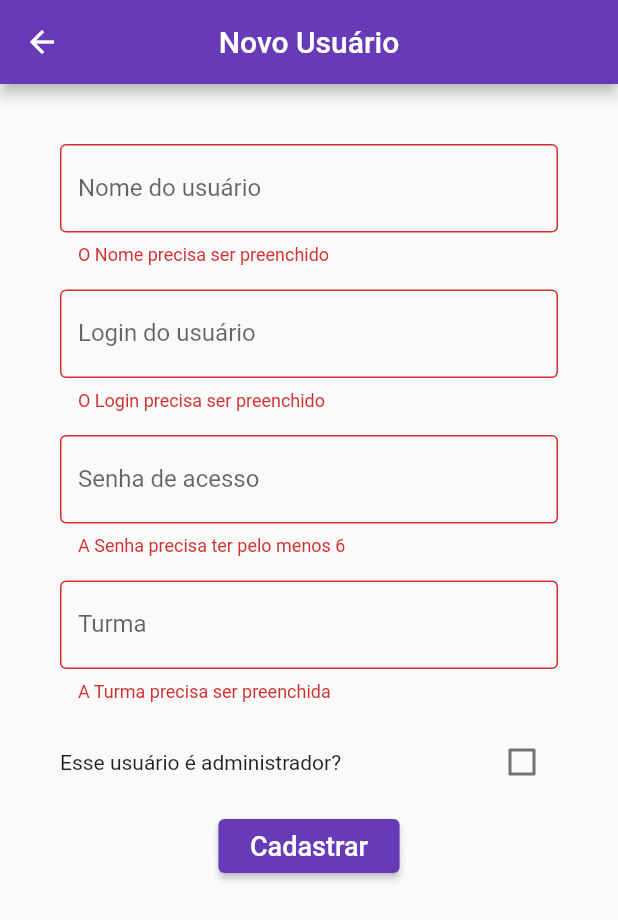
After one commit to CaioCesarLima/leitureca, a Flutter app: the AdminNewUserPage screen opened by its route, after a tap on "Cadastrar", on a phone screen of 412 x 824 dp. The commit adds this screen. Shown: the top 920 px of the screen. Run offline on Flutter 3.47's test engine with Material 2 defaults, Android fonts, the phone set to English and light mode, and no system bars; our stand-ins replace flutter_svg, get, parse_server_sdk; accounts and stored records are empty; Roboto replaces fonts that are missing (Georgia); key blocks and very long unbroken strings in the code were emptied for the run.

Commit message:
finalizado cadastro de usuário e de prodtos

```diff
--- a/lib/app/modules/admin/deposit/admin_deposit_controller.dart
+++ b/lib/app/modules/admin/deposit/admin_deposit_controller.dart
@@ -3,6 +3,7 @@ import 'package:get/get.dart';
 import 'package:leitureca/app/data/models/user_model.dart';
 import 'package:leitureca/app/data/services/deposit_service.dart';
 import 'package:leitureca/app/data/services/user_service.dart';
+import 'package:leitureca/app/modules/admin/users/admin_user_controller.dart';
 import 'package:parse_server_sdk/parse_server_sdk.dart';
 
 class AdminDepositController extends GetxController {
@@ -11,6 +12,7 @@ class AdminDepositController extends GetxController {
 
   GlobalKey<FormState> fomrKey = GlobalKey<FormState>();
   TextEditingController valorDeposito = TextEditingController();
+  AdminUserController adminUserController = Get.find<AdminUserController>();
 
 AdminDepositController();
   RxBool isLoading = false.obs;
--- /dev/null
+++ b/lib/app/modules/admin/products/new_products/admin_new_products_bindings.dart
@@ -0,0 +1,9 @@
+import 'package:get/get.dart';
+import 'package:leitureca/app/modules/admin/products/new_products/admin_new_products_controller.dart';
+
+class AdminNewProductsBinding implements Bindings {
+@override
+void dependencies() {
+  Get.lazyPut<AdminNewProductsController>(() => AdminNewProductsController());
+  }
+}
--- /dev/null
+++ b/lib/app/modules/admin/users/newUser/admin_newUSer_bindings.dart
@@ -0,0 +1,9 @@
+import 'package:get/get.dart';
+import 'package:leitureca/app/modules/admin/users/newUser/admin_newUser_controller.dart';
+
+class AdminNewUserBinding implements Bindings {
+@override
+void dependencies() {
+  Get.lazyPut<AdminNewUserController>(() => AdminNewUserController());
+  }
+}
--- /dev/null
+++ b/lib/app/modules/admin/users/newUser/admin_newUser_controller.dart
@@ -0,0 +1,87 @@
+import 'package:flutter/cupertino.dart';
+import 'package:get/get.dart';
+import 'package:leitureca/app/data/services/user_service.dart';
+import 'package:parse_server_sdk/parse_server_sdk.dart';
+
+class AdminNewUserController extends GetxController {
+  UserService userService = UserService();
+
+  AdminNewUserController();
+
+  TextEditingController userNameController = TextEditingController();
+  TextEditingController nameController = TextEditingController();
+  TextEditingController passwordController = TextEditingController();
+  TextEditingController turmaController = TextEditingController();
+  GlobalKey<FormState> formkey = GlobalKey<FormState>();
+
+  RxBool isLoading= false.obs;
+  RxBool _isAdmin = false.obs;
+
+  @override
+  void onInit() async {
+    // TODO: implement onInit
+    super.onInit();
+  }
+
+  String validateName() {
+    if (nameController.text.length > 0) {
+      return null;
+    } else {
+      return 'O Nome precisa ser preenchido';
+    }
+  }
+
+  String validateUserName() {
+    if (userNameController.text.length > 0) {
+      return null;
+    } else {
+      return 'O Login precisa ser preenchido';
+    }
+  }
+
+  String validatePassword() {
+    if (passwordController.text.length >= 6) {
+      return null;
+    } else {
+      return 'A Senha precisa ter pelo menos 6';
+    }
+  }
+
+  String validateTurma() {
+    if (turmaController.text.isEmpty) {
+      return 'A Turma precisa ser preenchida';
+    } else if (int.tryParse(turmaController.text) == null) {
+      return 'Digite apenas números';
+    } else {
+      return null;
+    }
+  }
+
+  void setIsAdmin() {
+    _isAdmin.value = !_isAdmin.value;
+    update();
+  }
+
+  get isAdmin => this._isAdmin.value;
+
+  void cadastrar()async {
+    isLoading.value = true;
+    update();
+    try{
+      bool response = await userService.createUser(userNameController.text, passwordController.text, turmaController.text, nameController.text, isAdmin);
+      if(response){
+        Get.snackbar('Feito!', 'Cadastro realizado com sucesso', snackPosition: SnackPosition.BOTTOM);
+      }
+    }catch(e){
+      Get.snackbar('Ops..', e.message, snackPosition: SnackPosition.BOTTOM);
+    }finally{
+      isLoading.value = false;
+      update();
+    }
+    print("Cadastrar");
+  }
+
+  final _obj = ''.obs;
+  set obj(value) => this._obj.value = value;
+  get obj => this._obj.value;
+}
--- /dev/null
+++ b/lib/app/modules/admin/users/newUser/admin_newUser_page.dart
@@ -0,0 +1,111 @@
+import 'package:flutter/material.dart';
+import 'package:get/get.dart';
+import 'package:leitureca/app/modules/admin/users/admin_user_controller.dart';
+import 'package:leitureca/app/modules/admin/users/newUser/admin_newUser_controller.dart';
+
+class AdminNewUserPage extends GetView<AdminNewUserController> {
+  @override
+  Widget build(BuildContext context) {
+    return Scaffold(
+        appBar: AppBar(
+          centerTitle: true,
+          title: Text('Novo Usuário'),
+        ),
+        body: SafeArea(
+          child: SingleChildScrollView(
+              child: GetBuilder<AdminNewUserController>(
+            init: AdminNewUserController(),
+            builder: (_) {
+              return Form(
+                key: _.formkey,
+                child: Padding(
+                  padding: const EdgeInsets.all(8.0),
+                  child: Padding(
+                    padding: const EdgeInsets.all(24),
+                    child: Column(
+                      children: [
+                        Padding(
+                          padding: const EdgeInsets.all(8.0),
+                          child: TextFormField(
+                            validator: (value) => _.validateName(),
+                            controller: _.nameController,
+                            decoration: InputDecoration(
+                                labelText: 'Nome do usuário',
+                                border: OutlineInputBorder()),
+                          ),
+                        ),
+                        Padding(
+                          padding: const EdgeInsets.all(8.0),
+                          child: TextFormField(
+                            validator: (value) => _.validateUserName(),
+                            controller: _.userNameController,
+                            decoration: InputDecoration(
+                                labelText: 'Login do usuário',
+                                border: OutlineInputBorder()),
+                          ),
+                        ),
+                        Padding(
+                          padding: const EdgeInsets.all(8.0),
+                          child: TextFormField(
+                            validator: (value) => _.validatePassword(),
+                            controller: _.passwordController,
+                            decoration: InputDecoration(
+                                labelText: 'Senha de acesso',
+                                border: OutlineInputBorder()),
+                          ),
+                        ),
+                        Padding(
+                          padding: const EdgeInsets.all(8.0),
+                          child: TextFormField(
+                            validator: (value) => _.validateTurma(),
+                            controller: _.turmaController,
+                            decoration: InputDecoration(
+                                labelText: 'Turma',
+                                border: OutlineInputBorder()),
+                          ),
+                        ),
+                        Padding(
+                          padding: const EdgeInsets.all(8.0),
+                          child: Row(
+                            children: [
+                              Expanded(
+                                  child: Text("Esse usuário é administrador?")),
+                              Checkbox(
+                                  value: _.isAdmin,
+                                  onChanged: (value) => _.setIsAdmin()),
+                            ],
+                          ),
+                        ),
+                        ElevatedButton(
+                          style: ButtonStyle(
+                            backgroundColor: MaterialStateProperty.all<Color>(
+                                Colors.deepPurple),
+                          ),
+                          onPressed: () {
+                            if (_.formkey.currentState.validate()) {
+                              _.cadastrar();
+                            }
+                          },
+                          child: AnimatedContainer(
+                            padding: EdgeInsets.all(5),
+                            duration: Duration(milliseconds: 200),
+                            child: _.isLoading.value
+                                ? Center(
+                                    child: CircularProgressIndicator(),
+                                  )
+                                : Text(
+                                    'Cadastrar',
+                                    style: TextStyle(fontSize: 18),
+                                  ),
+                          ),
+                        )
+                      ],
+                    ),
+                  ),
+                ),
+              );
+            },
+          )),
+        ));
+  }
+}
--- a/lib/app/modules/product/product_page.dart
+++ b/lib/app/modules/product/product_page.dart
@@ -15,7 +15,8 @@ class ProductPage extends GetView<ProductController> {
           title: Text(controller.productModel.name),
           centerTitle: true,
         ),
-        body: Column(
+        body: SingleChildScrollView(
+          child: Column(
           crossAxisAlignment: CrossAxisAlignment.stretch,
           children: [
             SizedBox(
@@ -109,7 +110,8 @@ class ProductPage extends GetView<ProductController> {
               ),
             )
           ],
-        ))
+        ),
+        ),)
     );
   }
 }
--- a/lib/app/routes/app_pages.dart
+++ b/lib/app/routes/app_pages.dart
@@ -3,6 +3,10 @@ import 'package:leitureca/app/modules/admin/deposit/admin_deposit_bindings.dart'
 import 'package:leitureca/app/modules/admin/deposit/admin_deposit_page.dart';
 import 'package:leitureca/app/modules/admin/home/admin_home_bindings.dart';
 import 'package:leitureca/app/modules/admin/home/admin_home_page.dart';
+import 'package:leitureca/app/modules/admin/products/new_products/admin_new_products_bindings.dart';
+import 'package:leitureca/app/modules/admin/products/new_products/admin_new_products_page.dart';
+import 'package:leitureca/app/modules/admin/users/newUser/admin_newUSer_bindings.dart';
+import 'package:leitureca/app/modules/admin/users/newUser/admin_newUser_page.dart';
 import 'package:leitureca/app/modules/home/home_binding.dart';
 import 'package:leitureca/app/modules/home/home_page.dart';
 import 'package:leitureca/app/modules/login/login_bindings.dart';
@@ -42,6 +46,16 @@ abstract class AppPages {
       name: Routes.Deposit,
       page: () => AdminDepositPage(),
       binding: AdminDepositBinding(),
-    )
+    ),
+    GetPage(
+      name: Routes.NEWPRODUCT,
+      page: () => AdminNewProductsPage(),
+      binding: AdminNewProductsBinding(),
+    ),
+    GetPage(
+      name: Routes.NEWUSER,
+      page: () => AdminNewUserPage(),
+      binding: AdminNewUserBinding(),
+    ),
   ];
 }
--- a/lib/app/routes/app_routes.dart
+++ b/lib/app/routes/app_routes.dart
@@ -7,4 +7,6 @@ abstract class Routes {
   static const LOGIN = '/login';
   static const ADMINHOME = '/admin-home';
   static const Deposit = '/admin-deposit';
+  static const NEWPRODUCT = '/new-product';
+  static const NEWUSER = '/new-user';
 }
```
Also changed, not shown: lib/app/data/services/product_service.dart (+16 -0 lines), lib/app/data/services/user_service.dart (+15 -0 lines), lib/app/modules/admin/products/new_products/admin_new_products_controller.dart (added, +75 -0 lines), lib/app/modules/admin/products/new_products/admin_new_products_page.dart (added, +100 -0 lines).
